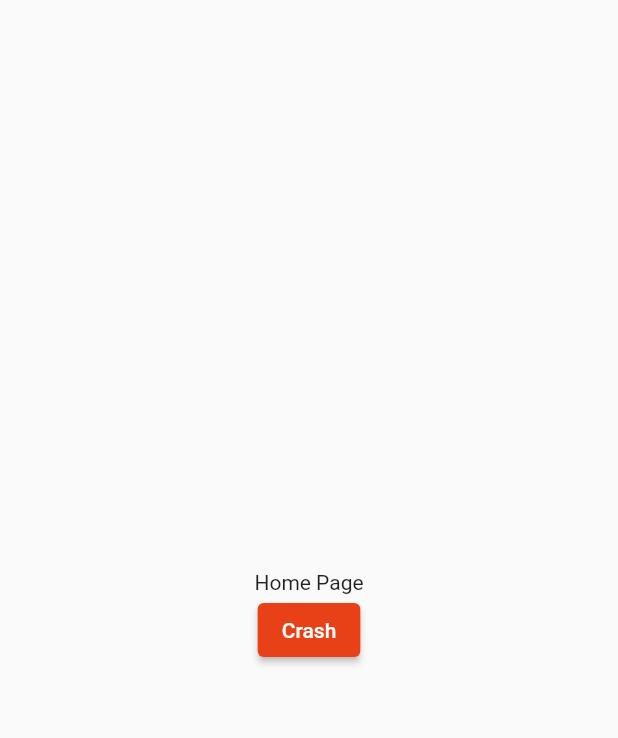
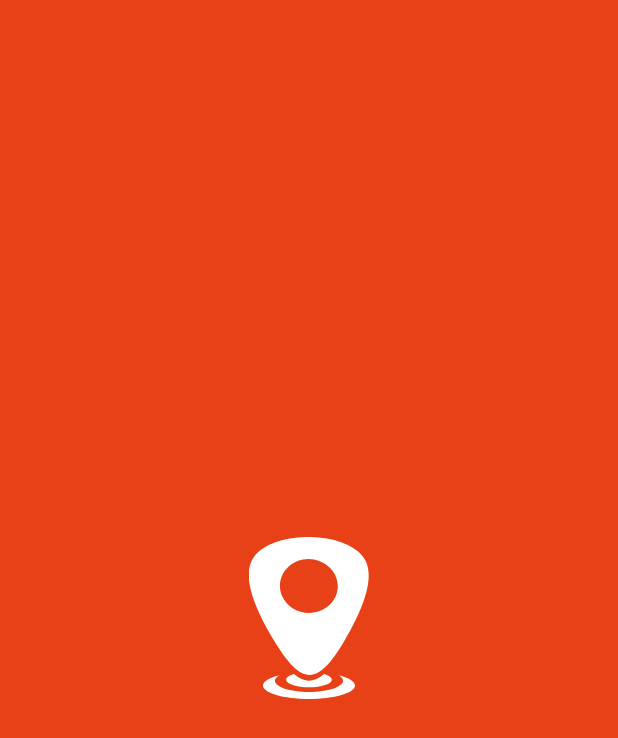
Before and after one commit to JoaoVReisA/MandaAquela, a Flutter app: the first screen one second after launch, on a phone screen of 412 x 824 dp. Shown: the top 738 px of the screen. Run offline on Flutter 3.47's test engine with Material 2 defaults, Android fonts, the phone set to English and light mode, and no system bars; our stand-ins replace firebase_core, firebase_crashlytics, flutter_modular, flutter_svg; accounts and stored records are empty.

Commit message:
Add Splash Page

```diff
--- a/lib/app.dart
+++ b/lib/app.dart
@@ -1,7 +1,7 @@
 import 'package:flutter/material.dart';
 import 'package:flutter_modular/flutter_modular.dart';
 
-import 'material-theme/color_schemes.g.dart';
+import 'color_schemes.g.dart';
 
 class AppWidget extends StatelessWidget {
   const AppWidget({super.key});
--- /dev/null
+++ b/lib/presenter/assets.dart
@@ -0,0 +1,5 @@
+class Assets {
+  static const String base = 'assets';
+
+  static const String logo = '$base/logo.svg';
+}
--- /dev/null
+++ b/lib/presenter/splash/splash_page.dart
@@ -0,0 +1,39 @@
+import 'package:flutter/material.dart';
+import 'package:flutter_modular/flutter_modular.dart';
+import 'package:flutter_svg/svg.dart';
+import 'package:manda_aquela/presenter/assets.dart';
+
+class SplashPage extends StatefulWidget {
+  const SplashPage({super.key});
+
+  @override
+  State<SplashPage> createState() => _SplashPageState();
+}
+
+class _SplashPageState extends State<SplashPage> {
+  @override
+  void initState() {
+    super.initState();
+
+    WidgetsBinding.instance.addPostFrameCallback((timeStamp) {
+      Future.delayed(
+        const Duration(
+          seconds: 3,
+        ),
+        () async {
+          Modular.to.navigate('/home/');
+        },
+      );
+    });
+  }
+
+  @override
+  Widget build(BuildContext context) {
+    return Scaffold(
+      body: Container(
+        color: Theme.of(context).colorScheme.primary,
+        child: Center(child: SvgPicture.asset(Assets.logo)),
+      ),
+    );
+  }
+}
```
Also changed, not shown: lib/core/modules/app_module.dart (+4 -3 lines), lib/core/modules/home_module.dart (added, +13 -0 lines), pubspec.yaml (+37 -63 lines), assets/logo.svg (added), lib/color_schemes.g.dart, pubspec.lock, 1 other file.
